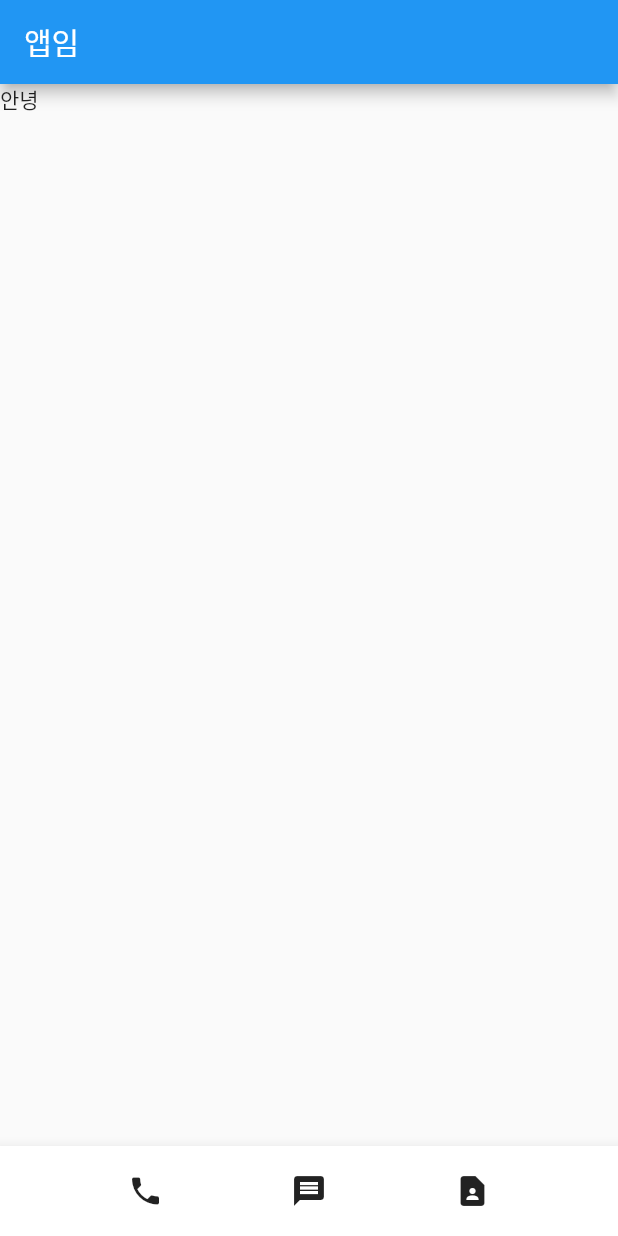
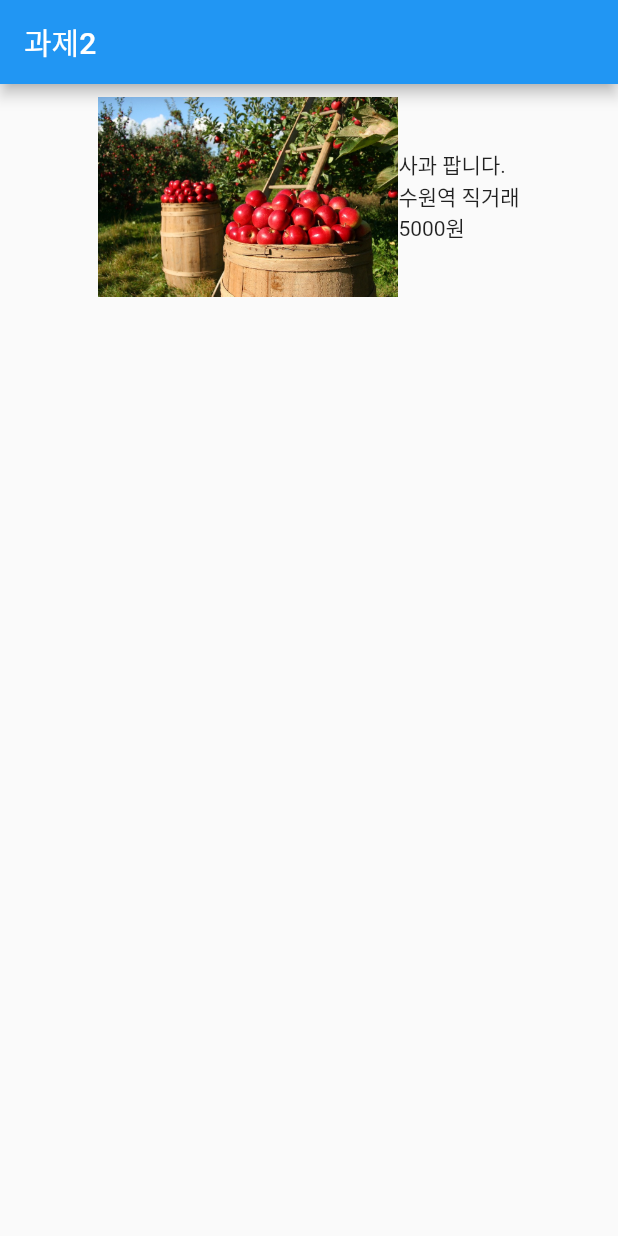
Before and after one commit to seonhannn/StudyFlutter, a Flutter app: the screen it shows after launch, on a phone screen of 412 x 824 dp. Run offline on Flutter 3.47's test engine with Material 2 defaults, Android fonts, the phone set to English and light mode, and no system bars.

Commit message:
coding apple 과제2

```diff
--- a/lib/main.dart
+++ b/lib/main.dart
@@ -12,24 +12,31 @@ class MyApp extends StatelessWidget {
     return MaterialApp(
       home: Scaffold(
         appBar: AppBar(
-          title: Text("앱임"),
+          title: Text("과제2"),
         ),
         body: Container(
-          child: Text("안녕"),
-        ),
-        bottomNavigationBar: BottomAppBar(
-          child: SizedBox(
-            height: 60,
-            child: Row(
-              mainAxisAlignment: MainAxisAlignment.spaceEvenly,
-              children: [
-                Icon(Icons.phone),
-                Icon(Icons.message),
-                Icon(Icons.contact_page),
-              ],
-            ),
+          height: 150,
+          padding: EdgeInsets.all(8),
+          child: Row(
+            mainAxisAlignment: MainAxisAlignment.center,
+            children: [
+              SizedBox(
+                width: 200,
+                height: 200,
+                child: Image.asset("assets/apples.jpg")
+              ),
+              Column(
+                mainAxisAlignment: MainAxisAlignment.center,
+                crossAxisAlignment: CrossAxisAlignment.start,
+                children: [
+                  Text("사과 팝니다."),
+                  Text("수원역 직거래"),
+                  Text("5000원"),
+                ],
+              )
+            ],
           ),
-        ),
+        )
       ),
     );
   }
--- a/pubspec.yaml
+++ b/pubspec.yaml
@@ -60,9 +60,8 @@ flutter:
   uses-material-design: true
 
   # To add assets to your application, add an assets section, like this:
-  # assets:
-  #   - images/a_dot_burr.jpeg
-  #   - images/a_dot_ham.jpeg
+  assets:
+    - assets/apples.jpg
 
   # An image asset can refer to one or more resolution-specific "variants", see
   # https://flutter.dev/assets-and-images/#resolution-aware
```
Also changed, not shown: assets/apples.jpg (added).
